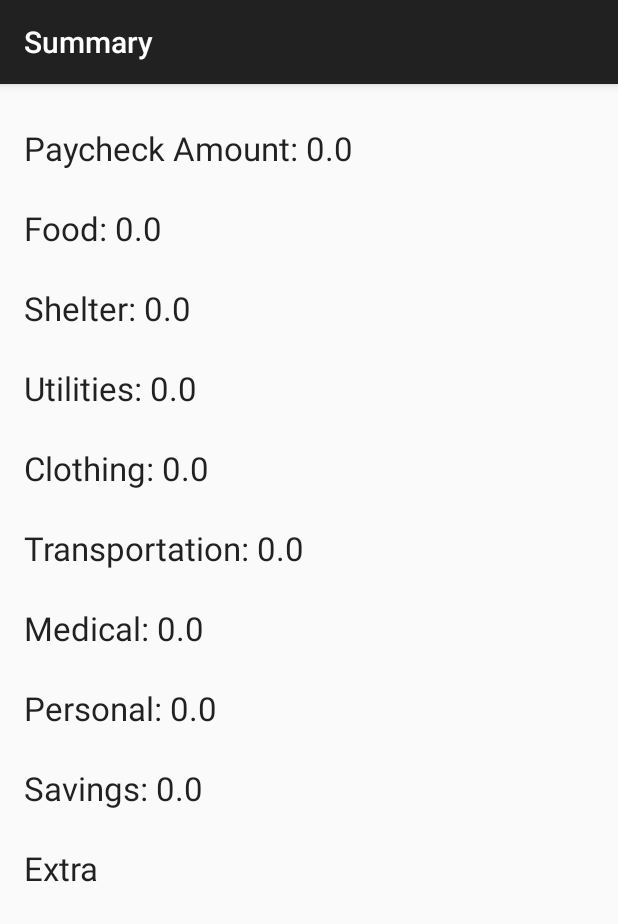
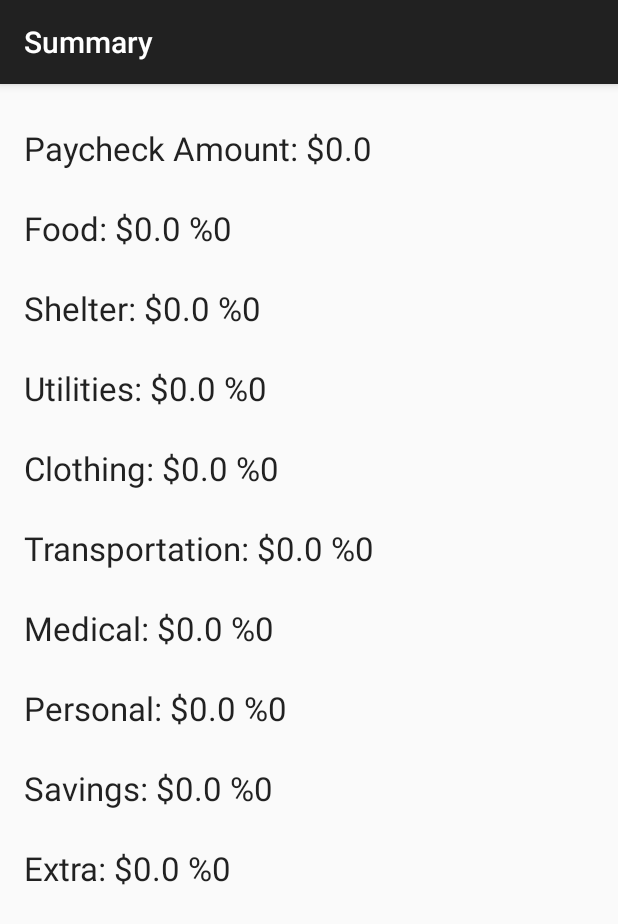
Before and after one commit to GenoGarcia/BudgetApplication, an Android app: the Summary screen opened directly, with no data from a screen before it, on a phone screen of 412 x 824 dp. Shown: the top 924 px of the screen. Run offline under Robolectric (Android 15) with nearby library versions, the phone set to English and light mode, and no system bars.

Commit message:
Geno is very welcome...
Thankful he is...

```diff
--- a/app/src/main/java/com/example/geno/budgetapplication/Summary.java
+++ b/app/src/main/java/com/example/geno/budgetapplication/Summary.java
@@ -2,11 +2,8 @@ package com.example.geno.budgetapplication;
 
 import android.content.Context;
 import android.content.SharedPreferences;
+import android.os.Bundle;
 import android.support.v7.app.ActionBarActivity;
-import android.os.Bundle;
-import android.view.Menu;
-import android.view.MenuItem;
-import android.widget.Button;
 import android.widget.TextView;
 
 
@@ -33,25 +30,48 @@ public class Summary extends ActionBarActivity {
         medical = (TextView) findViewById(R.id.medical);
         personal = (TextView) findViewById(R.id.personal);
         savings = (TextView) findViewById(R.id.savings);
+		extra = (TextView) findViewById(R.id.extra);
     }
 
     @Override
     protected void onCreate(Bundle savedInstanceState) {
-        super.onCreate(savedInstanceState);
-        setContentView(R.layout.activity_summary);
+		super.onCreate(savedInstanceState);
+		setContentView(R.layout.activity_summary);
 
-        initializeElements();
-        SharedPreferences sharedPref = getBaseContext().getSharedPreferences("Prefs", Context.MODE_PRIVATE);
+		initializeElements();
+		SharedPreferences sharedPref = getBaseContext().getSharedPreferences("Prefs", Context.MODE_PRIVATE);
 
-        total.setText("Paycheck Amount: " + sharedPref.getFloat("Payment", 0));
-        food.setText("Food: " + sharedPref.getFloat("Food", 0));
-        shelter.setText("Shelter: " + sharedPref.getFloat("Shelter", 0));
-        utilities.setText("Utilities: " + sharedPref.getFloat("Utilities", 0));
-        clothing.setText("Clothing: " + sharedPref.getFloat("Clothing", 0));
-        transportation.setText("Transportation: " + sharedPref.getFloat("Transportation", 0));
-        medical.setText("Medical: " + sharedPref.getFloat("Medical", 0));
-        personal.setText("Personal: " + sharedPref.getFloat("Personal", 0));
-        savings.setText("Savings: " + sharedPref.getFloat("Savings", 0));
-        extra.setText("Extra: " + sharedPref.getFloat("Extra", 0));
-    }
-}
+		float totalValue = sharedPref.getFloat("Payment", 0);
+		float foodValue = sharedPref.getFloat("Food", 0);
+		float shelterValue = sharedPref.getFloat("Shelter", 0);
+		float utilitiesValue = sharedPref.getFloat("Utilities", 0);
+		float clothingValue = sharedPref.getFloat("Clothing", 0);
+		float transportationValue = sharedPref.getFloat("Transportation", 0);
+		float medicalValue = sharedPref.getFloat("Medical", 0);
+		float personalValue = sharedPref.getFloat("Personal", 0);
+		float savingsValue = sharedPref.getFloat("Savings", 0);
+		float extraValue = totalValue - (foodValue + shelterValue + utilitiesValue + clothingValue +
+				transportationValue + medicalValue + personalValue + savingsValue);
+
+		String foodString = "$" + foodValue + " %" + ((int) (foodValue / totalValue * 100));
+		String shelterString = "$" + shelterValue + " %" + ((int) (shelterValue / totalValue * 100));
+		String utilitiesString = "$" + utilitiesValue + " %" + ((int) (utilitiesValue / totalValue * 100));
+		String clothingString = "$" + clothingValue + " %" + ((int) (clothingValue / totalValue * 100));
+		String transportationString = "$" + transportationValue + " %" + ((int) (transportationValue / totalValue * 100));
+		String medicalString = "$" + medicalValue + " %" + ((int) (medicalValue / totalValue * 100));
+		String personalString = "$" + personalValue + " %" + ((int) (personalValue / totalValue * 100));
+		String savingsString = "$" + savingsValue + " %" + ((int) (savingsValue / totalValue * 100));
+		String extraString = "$" + extraValue + " %" + ((int) (extraValue / totalValue * 100));
+
+		total.setText("Paycheck Amount: $" + totalValue);
+		food.setText("Food: " + foodString);
+		shelter.setText("Shelter: " + shelterString);
+		utilities.setText("Utilities: " + utilitiesString);
+		clothing.setText("Clothing: " + clothingString);
+		transportation.setText("Transportation: " + transportationString);
+		medical.setText("Medical: " + medicalString);
+		personal.setText("Personal: " + personalString);
+		savings.setText("Savings: " + savingsString);
+		extra.setText("Extra: " + extraString);
+ 	}
+} //End Class
```
Also changed, not shown: app/src/main/java/com/example/geno/budgetapplication/MainActivity.java (+64 -10 lines).
